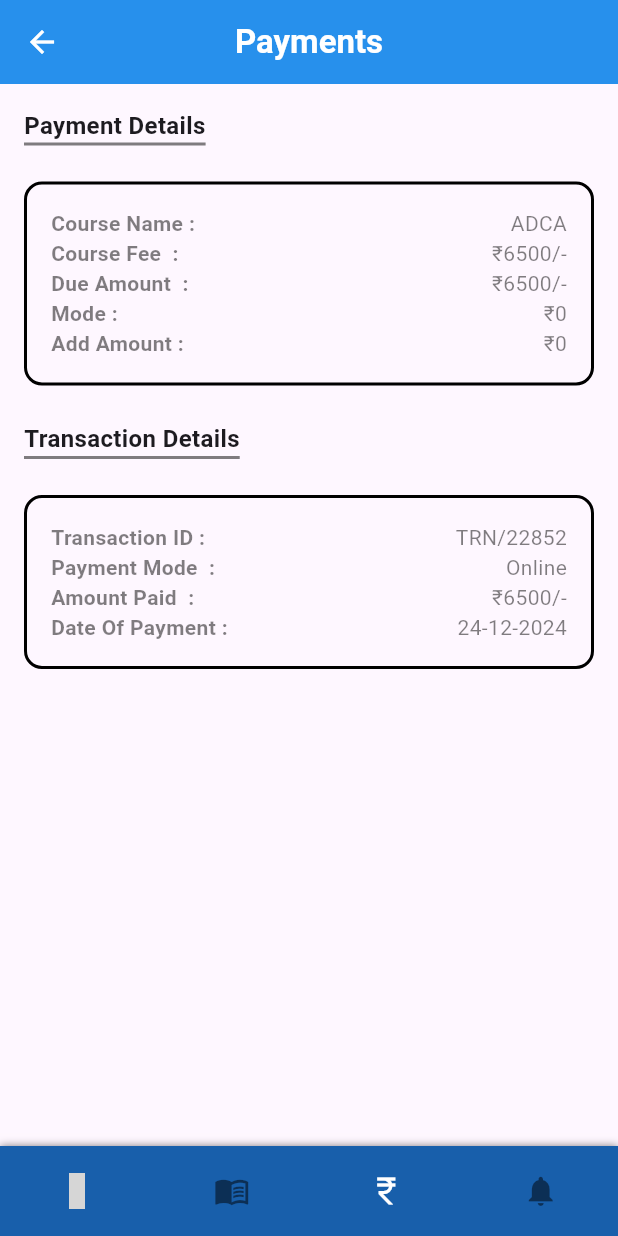
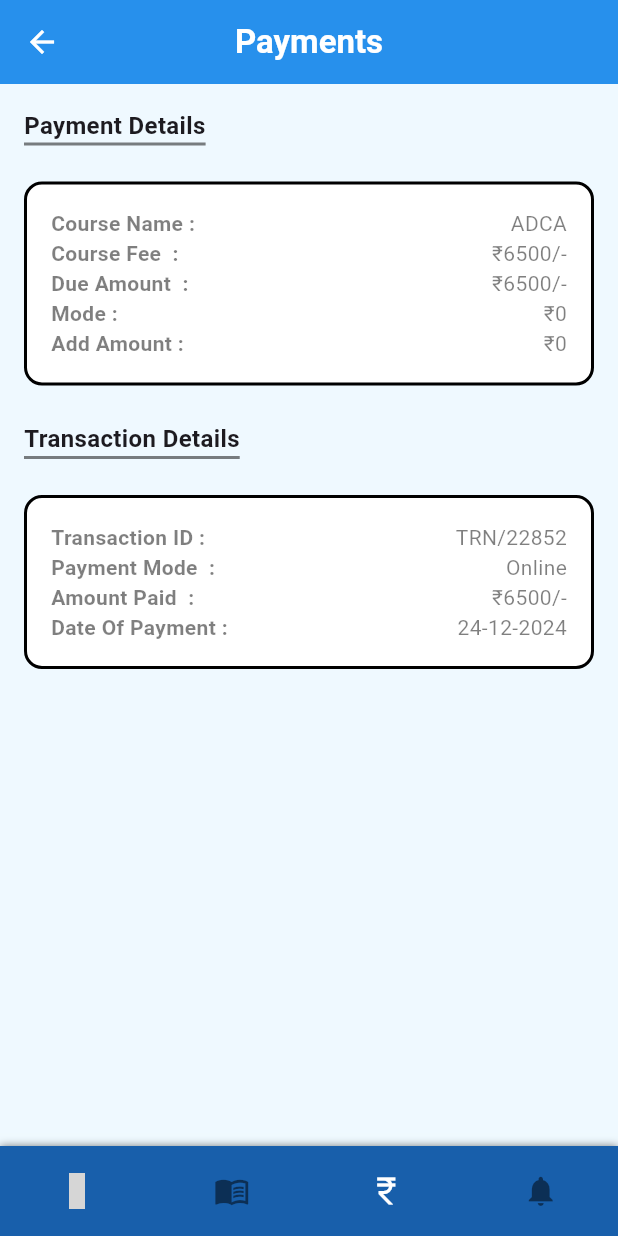
Before and after one commit to Suraj6624/vadanaTestapp, a Flutter app: the Payment screen opened directly, on a phone screen of 412 x 824 dp. Run offline on Flutter 3.47's test engine with Material 3 defaults, Android fonts, the phone set to English and light mode, and no system bars; our stand-ins replace dio, flutter_material_design_icons, flutter_riverpod, shared_preferences; accounts and stored records are empty; network calls fail; grey boxes are pictures that could not be loaded.

Commit message:
30july2025sec

```diff
--- a/lib/screens/drawer.dart
+++ b/lib/screens/drawer.dart
@@ -24,7 +24,7 @@ class _AppDrawerState extends ConsumerState<AppDrawer> {
     String title,
     IconData icon, {
     VoidCallback? onTap,
-    Widget? nextPage, // 👈 Optional destination page
+    Widget? nextPage,
   }) {
     return Padding(
       padding: const EdgeInsets.symmetric(horizontal: 12, vertical: 12),
--- a/lib/screens/payment.dart
+++ b/lib/screens/payment.dart
@@ -20,6 +20,7 @@ class _PaymentState extends ConsumerState<Payment> {
       child: Scaffold(
         appBar: CustomAppBar(title: 'Payments'),
         bottomNavigationBar: MyBottomBar(currentIndex: 2),
+        backgroundColor: background_color,
         body: Padding(
           padding: EdgeInsets.all(16),
           child: Column(
@@ -45,6 +46,7 @@ class _PaymentState extends ConsumerState<Payment> {
                 width: double.infinity,
                 padding: EdgeInsets.all(16),
                 decoration: BoxDecoration(
+                  color: PRIME_WHITE,
                   border: Border.all(width: 2),
                   borderRadius: BorderRadius.circular(12),
                 ),
@@ -80,6 +82,7 @@ class _PaymentState extends ConsumerState<Payment> {
                 width: double.infinity,
                 padding: EdgeInsets.all(16),
                 decoration: BoxDecoration(
+                  color: PRIME_WHITE,
                   border: Border.all(width: 2),
                   borderRadius: BorderRadius.circular(12),
                 ),
--- a/lib/screens/test.dart
+++ b/lib/screens/test.dart
@@ -67,7 +67,7 @@ class _TestState extends ConsumerState<Test> {
                                     color: PRIME_BLACK,
                                   ),
                                 ),
-
+                                SizedBox(width: 8),
                                 InkWell(
                                   onTap: () {
                                     Navigator.of(context).push(
@@ -79,7 +79,7 @@ class _TestState extends ConsumerState<Test> {
                                   },
                                   child: Icon(
                                     Icons.arrow_forward_ios,
-                                    color: PRIME_BLACK,
+                                    color: PRIME_ORANGE,
                                   ),
                                 ),
                               ],
```
